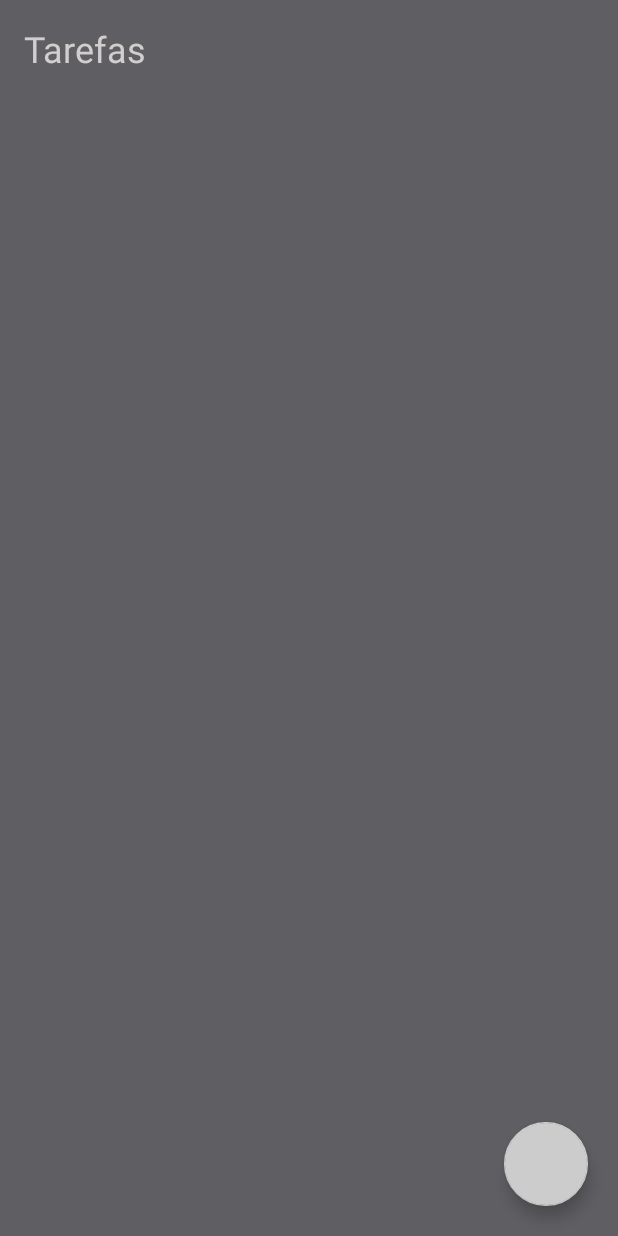
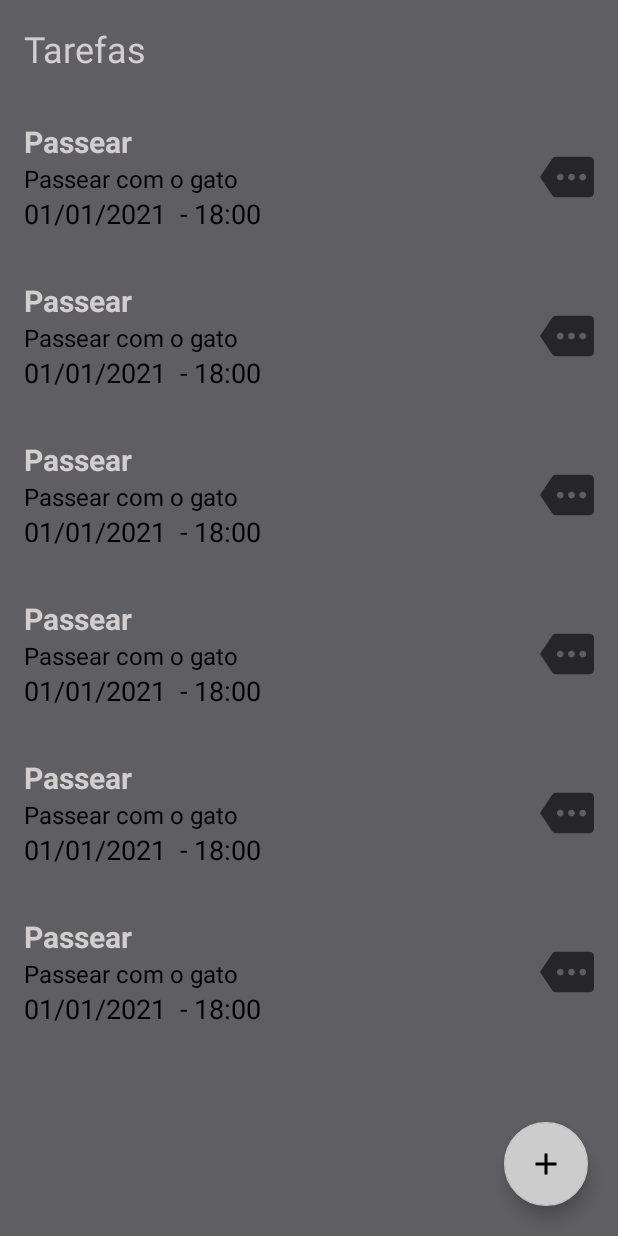
Before and after one commit to felipehanzava/to_do_list, an Android app: the layout activity_main.xml on its own in the app's theme, with its tools: preview values and no code run, on a phone screen of 412 x 824 dp. Run offline under Robolectric (Android 15) with nearby library versions, the phone set to English and light mode, and no system bars.

Commit message:
created layout recycler view

```diff
--- a/app/src/main/AndroidManifest.xml
+++ b/app/src/main/AndroidManifest.xml
@@ -12,16 +12,14 @@
         <activity
             android:name=".MainActivity"
             android:exported="true" >
-
-        </activity>
-        <activity android:name=".ui.AddTaskActivity"
-            android:exported="true">
             <intent-filter>
                 <action android:name="android.intent.action.MAIN" />
 
-                 <category android:name="android.intent.category.LAUNCHER" />
-        </intent-filter>
+                <category android:name="android.intent.category.LAUNCHER" />
+            </intent-filter>
+
         </activity>
+        <activity android:name=".ui.AddTaskActivity"/>
     </application>
 
 </manifest>
--- a/app/src/main/java/one/digitalinnovation/todolist/MainActivity.kt
+++ b/app/src/main/java/one/digitalinnovation/todolist/MainActivity.kt
@@ -1,11 +1,27 @@
 package one.digitalinnovation.todolist
 
+import android.content.Intent
 import androidx.appcompat.app.AppCompatActivity
 import android.os.Bundle
+import one.digitalinnovation.todolist.databinding.ActivityMainBinding
+import one.digitalinnovation.todolist.ui.AddTaskActivity
 
 class MainActivity : AppCompatActivity() {
+
+    private lateinit var binding: ActivityMainBinding
+
     override fun onCreate(savedInstanceState: Bundle?) {
         super.onCreate(savedInstanceState)
-        setContentView(R.layout.activity_main)
+        val binding = ActivityMainBinding.inflate(layoutInflater)
+        setContentView(binding.root)
+
+        insertListeners()
     }
+
+    private fun insertListeners() {
+        binding.buttonAdd.setOnClickListener {
+            startActivity(Intent(this, AddTaskActivity::class.java))
+        }
+    }
+
 }
--- /dev/null
+++ b/app/src/main/res/drawable/ic_more.xml
@@ -0,0 +1,10 @@
+<vector xmlns:android="http://schemas.android.com/apk/res/android"
+    android:width="24dp"
+    android:height="24dp"
+    android:viewportWidth="24"
+    android:viewportHeight="24"
+    android:tint="?attr/colorControlNormal">
+  <path
+      android:fillColor="@android:color/white"
+      android:pathData="M22,3L7,3c-0.69,0 -1.23,0.35 -1.59,0.88L0,12l5.41,8.11c0.36,0.53 0.97,0.89 1.66,0.89L22,21c1.1,0 2,-0.9 2,-2L24,5c0,-1.1 -0.9,-2 -2,-2zM9,13.5c-0.83,0 -1.5,-0.67 -1.5,-1.5s0.67,-1.5 1.5,-1.5 1.5,0.67 1.5,1.5 -0.67,1.5 -1.5,1.5zM14,13.5c-0.83,0 -1.5,-0.67 -1.5,-1.5s0.67,-1.5 1.5,-1.5 1.5,0.67 1.5,1.5 -0.67,1.5 -1.5,1.5zM19,13.5c-0.83,0 -1.5,-0.67 -1.5,-1.5s0.67,-1.5 1.5,-1.5 1.5,0.67 1.5,1.5 -0.67,1.5 -1.5,1.5z"/>
+</vector>
--- a/app/src/main/res/layout/activity_main.xml
+++ b/app/src/main/res/layout/activity_main.xml
@@ -19,12 +19,25 @@
         android:layout_marginTop="40dp"
         android:layout_margin="16dp" />
 
+    <androidx.recyclerview.widget.RecyclerView
+        android:id="@+id/rv_task"
+        app:layout_constraintTop_toBottomOf="@id/tv_title"
+        android:layout_marginTop="16dp"
+        app:layoutManager="androidx.recyclerview.widget.LinearLayoutManager"
+        tools:itemCount="8"
+        tools:listitem="@layout/item_task"
+        app:layout_constraintBottom_toTopOf="@id/button_add"
+        android:layout_width="match_parent"
+        android:layout_height="0dp"/>
+
     <com.google.android.material.floatingactionbutton.FloatingActionButton
         android:id="@+id/button_add"
         android:layout_width="wrap_content"
         android:layout_height="wrap_content"
         android:layout_margin="20dp"
-         app:layout_constraintBottom_toBottomOf="parent"
-        app:layout_constraintEnd_toEndOf="parent"/>
+        app:layout_constraintBottom_toBottomOf="parent"
+        android:src="@drawable/ic_add"
+        app:layout_constraintEnd_toEndOf="parent"
+        android:contentDescription="@string/description_nova_tarefa" />
 
   </androidx.constraintlayout.widget.ConstraintLayout>
--- /dev/null
+++ b/app/src/main/res/layout/item_task.xml
@@ -0,0 +1,48 @@
+<?xml version="1.0" encoding="utf-8"?>
+<androidx.constraintlayout.widget.ConstraintLayout xmlns:android="http://schemas.android.com/apk/res/android"
+    android:layout_width="match_parent"
+    android:layout_height="wrap_content"
+    xmlns:tools="http://schemas.android.com/tools"
+    android:layout_margin="16dp"
+    xmlns:app="http://schemas.android.com/apk/res-auto">
+
+    <TextView
+        android:id="@+id/tv_title"
+        app:layout_constraintStart_toStartOf="parent"
+        app:layout_constraintTop_toTopOf="parent"
+        tools:text="Passear"
+        android:textSize="20sp"
+        android:textStyle="bold"
+        android:textColor="@color/white"
+        android:layout_width="wrap_content"
+        android:layout_height="wrap_content"/>
+
+    <TextView
+        android:id="@+id/tv_description"
+        app:layout_constraintTop_toBottomOf="@+id/tv_title"
+        app:layout_constraintStart_toStartOf="@id/tv_title"
+        tools:text="Passear com o gato"
+        android:textSize="16sp"
+        android:textColor="@color/black"
+        android:layout_width="wrap_content"
+        android:layout_height="wrap_content"/>
+
+    <TextView
+        android:id="@+id/tv_date_hour"
+        app:layout_constraintTop_toBottomOf="@id/tv_description"
+        app:layout_constraintStart_toStartOf="@id/tv_description"
+        tools:text="01/01/2021  - 18:00"
+        android:textSize="18sp"
+        android:textColor="@color/black"
+        android:layout_width="wrap_content"
+        android:layout_height="wrap_content"/>
+
+    <androidx.appcompat.widget.AppCompatImageView
+        app:layout_constraintEnd_toEndOf="parent"
+        app:layout_constraintBottom_toBottomOf="parent"
+        app:layout_constraintTop_toTopOf="parent"
+        android:layout_width="36dp"
+        android:layout_height="36dp"
+        app:srcCompat="@drawable/ic_more"/>
+
+</androidx.constraintlayout.widget.ConstraintLayout>
--- a/app/src/main/res/values/strings.xml
+++ b/app/src/main/res/values/strings.xml
@@ -7,4 +7,5 @@
     <string name="text_cancelar">Cancelar</string>
     <string name="text_criar">Criar Tarefa</string>
     <string name="text_hint_hora">Hora</string>
+    <string name="description_nova_tarefa">Nova Tarefa</string>
 </resources>
```
